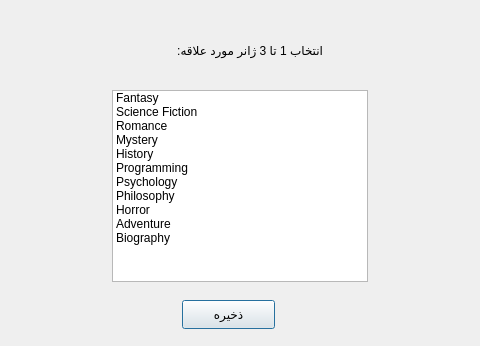
Before: the Qt Designer form bookClub/src/ui/genreselectiondialog.ui in sarinab-eng/bookCLUB, drawn with Qt 5; both pictures show x 148 to 628 and y 0 to 346 of the 827 by 578 pixel window.
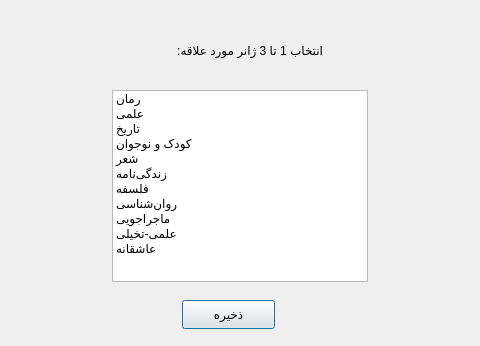
After: the same form once the commit is applied.

What changed in the file:
```diff
--- a/bookClub/src/ui/genreselectiondialog.ui
+++ b/bookClub/src/ui/genreselectiondialog.ui
@@ -40,57 +40,57 @@
    </property>
    <item>
     <property name="text">
-     <string>Fantasy</string>
+     <string>رمان</string>
     </property>
    </item>
    <item>
     <property name="text">
-     <string>Science Fiction</string>
+     <string>علمی</string>
     </property>
    </item>
    <item>
     <property name="text">
-     <string>Romance</string>
+     <string>تاریخ</string>
     </property>
    </item>
    <item>
     <property name="text">
-     <string>Mystery</string>
+     <string>کودک و نوجوان</string>
     </property>
    </item>
    <item>
     <property name="text">
-     <string>History</string>
+     <string>شعر</string>
     </property>
    </item>
    <item>
     <property name="text">
-     <string>Programming</string>
+     <string>زندگی‌نامه</string>
     </property>
    </item>
    <item>
     <property name="text">
-     <string>Psychology</string>
+     <string>فلسفه</string>
     </property>
    </item>
    <item>
     <property name="text">
-     <string>Philosophy</string>
+     <string>روان‌شناسی</string>
     </property>
    </item>
    <item>
     <property name="text">
-     <string>Horror</string>
+     <string>ماجراجویی</string>
     </property>
    </item>
    <item>
     <property name="text">
-     <string>Adventure</string>
+     <string>علمی-تخیلی</string>
     </property>
    </item>
    <item>
     <property name="text">
-     <string>Biography</string>
+     <string>عاشقانه</string>
     </property>
    </item>
   </widget>
```
